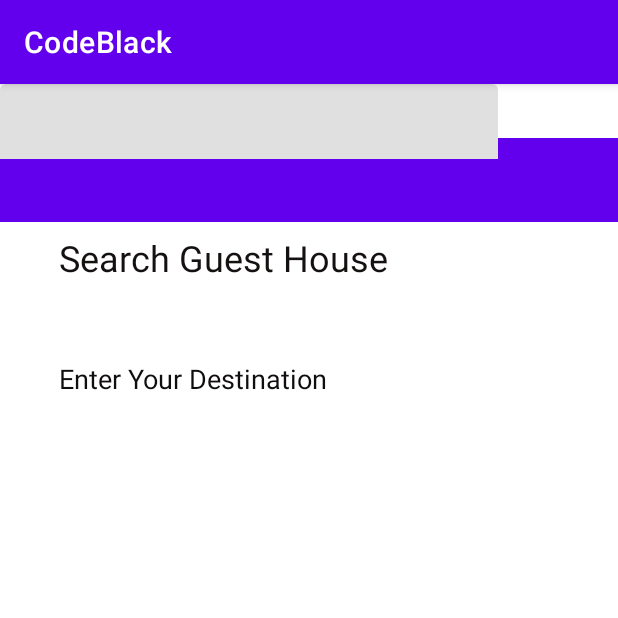
After one commit to KavinduShamalka/MAD-Project, an Android app: the searchGuestHome screen opened directly, with no data from a screen before it, on a phone screen of 412 x 824 dp, the top half of it. The commit adds this screen. Run offline under Robolectric (Android 15) with nearby library versions, the phone set to English and light mode, and no system bars.

Commit message:
Mad Project update searchGuestHouse

```diff
--- a/app/src/main/AndroidManifest.xml
+++ b/app/src/main/AndroidManifest.xml
@@ -9,6 +9,7 @@
         android:roundIcon="@mipmap/ic_launcher_round"
         android:supportsRtl="true"
         android:theme="@style/Theme.CodeBlack">
+        <activity android:name=".searchGuestHome"></activity>
         <activity android:name=".MainActivity">
             <intent-filter>
                 <action android:name="android.intent.action.MAIN" />
--- /dev/null
+++ b/app/src/main/java/com/example/codeblack/searchGuestHome.java
@@ -0,0 +1,14 @@
+package com.example.codeblack;
+
+import androidx.appcompat.app.AppCompatActivity;
+
+import android.os.Bundle;
+
+public class searchGuestHome extends AppCompatActivity {
+
+    @Override
+    protected void onCreate(Bundle savedInstanceState) {
+        super.onCreate(savedInstanceState);
+        setContentView(R.layout.activity_search_guest_home);
+    }
+}
--- a/app/src/main/res/layout/activity_main.xml
+++ b/app/src/main/res/layout/activity_main.xml
@@ -40,8 +40,7 @@
         android:text="Button"
         app:layout_constraintBottom_toBottomOf="parent"
         app:layout_constraintEnd_toEndOf="parent"
-        app:layout_constraintHorizontal_bias="0.481"
         app:layout_constraintStart_toStartOf="parent"
         app:layout_constraintTop_toTopOf="parent"
-        app:layout_constraintVertical_bias="0.137" />
+        app:layout_constraintVertical_bias="0.834" />
 </androidx.constraintlayout.widget.ConstraintLayout>
--- /dev/null
+++ b/app/src/main/res/layout/activity_search_guest_home.xml
@@ -0,0 +1,57 @@
+<?xml version="1.0" encoding="utf-8"?>
+<androidx.constraintlayout.widget.ConstraintLayout xmlns:android="http://schemas.android.com/apk/res/android"
+    xmlns:app="http://schemas.android.com/apk/res-auto"
+    xmlns:tools="http://schemas.android.com/tools"
+    android:layout_width="match_parent"
+    android:layout_height="match_parent"
+    tools:context=".searchGuestHome">
+
+    <TextView
+        android:id="@+id/srchGuestHouse"
+        android:layout_width="333dp"
+        android:layout_height="35dp"
+        android:text="Search Guest House"
+        android:textColor="#151111"
+        android:textSize="24sp"
+        app:layout_constraintBottom_toBottomOf="parent"
+        app:layout_constraintEnd_toEndOf="parent"
+        app:layout_constraintStart_toStartOf="parent"
+        app:layout_constraintTop_toTopOf="parent"
+        app:layout_constraintVertical_bias="0.136" />
+
+    <TextView
+        android:id="@+id/srchDestination"
+        android:layout_width="333dp"
+        android:layout_height="35dp"
+        android:text="Enter Your Destination"
+        android:textColor="#100D0D"
+        android:textSize="18sp"
+        app:layout_constraintBottom_toBottomOf="parent"
+        app:layout_constraintEnd_toEndOf="parent"
+        app:layout_constraintStart_toStartOf="parent"
+        app:layout_constraintTop_toTopOf="parent"
+        app:layout_constraintVertical_bias="0.251" />
+
+    <androidx.appcompat.widget.Toolbar
+        android:id="@+id/toolbar"
+        android:layout_width="match_parent"
+        android:layout_height="wrap_content"
+        android:layout_marginBottom="676dp"
+        android:background="?attr/colorPrimary"
+        android:minHeight="?attr/actionBarSize"
+        android:theme="?attr/actionBarTheme"
+        app:layout_constraintBottom_toBottomOf="parent"
+        tools:layout_editor_absoluteX="-54dp" />
+
+    <com.google.android.material.textfield.TextInputLayout
+        android:layout_width="332dp"
+        android:layout_height="52dp"
+        tools:layout_editor_absoluteX="42dp"
+        tools:layout_editor_absoluteY="240dp">
+
+        <com.google.android.material.textfield.TextInputEditText
+            android:layout_width="match_parent"
+            android:layout_height="wrap_content" />
+    </com.google.android.material.textfield.TextInputLayout>
+
+</androidx.constraintlayout.widget.ConstraintLayout>
```
Also changed, not shown: app/src/main/res/values/strings.xml (line endings or trailing spaces).
